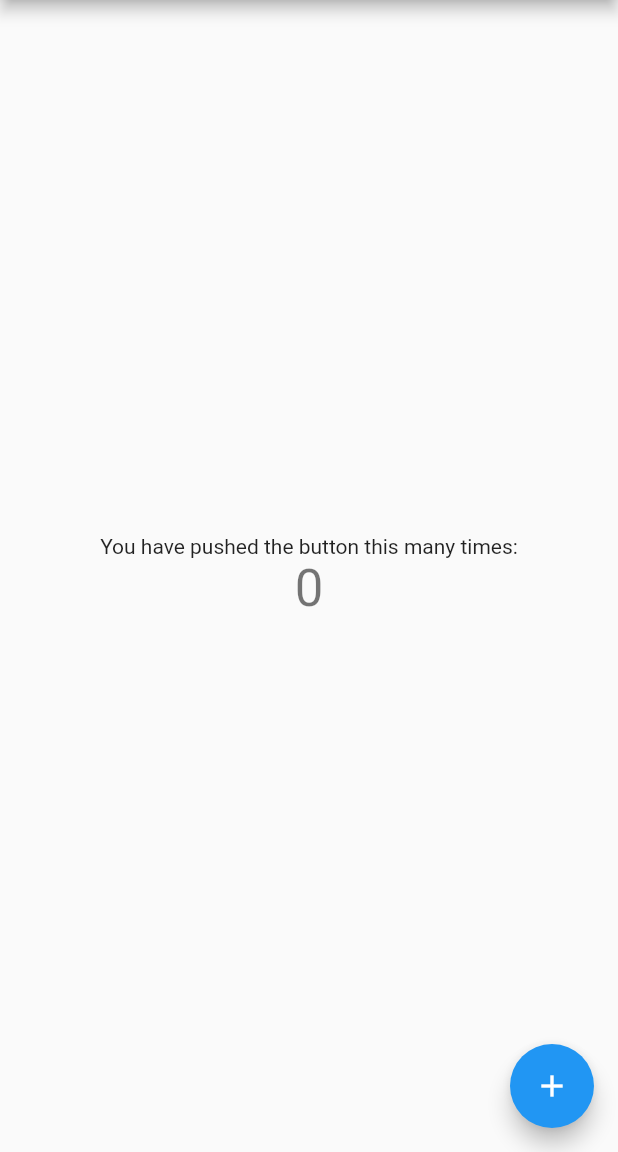
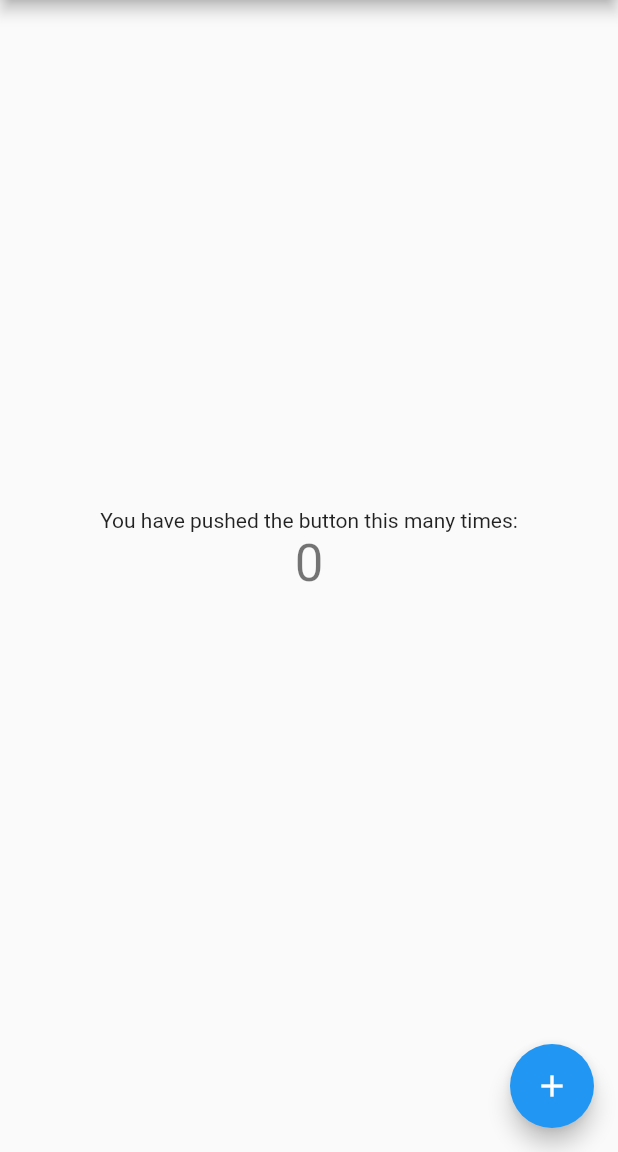
Before and after one commit to LL-ABC-4/Git-Android, a Flutter app: the screen it shows after launch, on a phone screen of 412 x 824 dp, the part 84-1236 px from its top. Run offline on Flutter 3.47's test engine with Material 2 defaults, Android fonts, the phone set to English and light mode, and no system bars.

```diff
--- a/lib/main.dart
+++ b/lib/main.dart
@@ -13,15 +13,6 @@ class MyApp extends StatelessWidget {
     return MaterialApp(
       title: 'Flutter Demo',
       theme: ThemeData(
-        // This is the theme of your application.
-        //
-        // Try running your application with "flutter run". You'll see the
-        // application has a blue toolbar. Then, without quitting the app, try
-        // changing the primarySwatch below to Colors.green and then invoke
-        // "hot reload" (press "r" in the console where you ran "flutter run",
-        // or simply save your changes to "hot reload" in a Flutter IDE).
-        // Notice that the counter didn't reset back to zero; the application
-        // is not restarted.
         primarySwatch: Colors.blue,
       ),
       home: const MyHomePage(title: 'Flutter Demo Home Page'),
@@ -31,16 +22,6 @@ class MyApp extends StatelessWidget {
 
 class MyHomePage extends StatefulWidget {
   const MyHomePage({super.key, required this.title});
-
-  // This widget is the home page of your application. It is stateful, meaning
-  // that it has a State object (defined below) that contains fields that affect
-  // how it looks.
-
-  // This class is the configuration for the state. It holds the values (in this
-  // case the title) provided by the parent (in this case the App widget) and
-  // used by the build method of the State. Fields in a Widget subclass are
-  // always marked "final".
-
   final String title;
 
   @override
@@ -52,47 +33,19 @@ class _MyHomePageState extends State<MyHomePage> {
 
   void _incrementCounter() {
     setState(() {
-      // This call to setState tells the Flutter framework that something has
-      // changed in this State, which causes it to rerun the build method below
-      // so that the display can reflect the updated values. If we changed
-      // _counter without calling setState(), then the build method would not be
-      // called again, and so nothing would appear to happen.
       _counter +=2;
     });
   }
 
   @override
   Widget build(BuildContext context) {
-    // This method is rerun every time setState is called, for instance as done
-    // by the _incrementCounter method above.
-    //
-    // The Flutter framework has been optimized to make rerunning build methods
-    // fast, so that you can just rebuild anything that needs updating rather
-    // than having to individually change instances of widgets.
+
     return Scaffold(
       appBar: AppBar(
-        // Here we take the value from the MyHomePage object that was created by
-        // the App.build method, and use it to set our appbar title.
         title: Text(widget.title),
       ),
       body: Center(
-        // Center is a layout widget. It takes a single child and positions it
-        // in the middle of the parent.
         child: Column(
-          // Column is also a layout widget. It takes a list of children and
-          // arranges them vertically. By default, it sizes itself to fit its
-          // children horizontally, and tries to be as tall as its parent.
-          //
-          // Invoke "debug painting" (press "p" in the console, choose the
-          // "Toggle Debug Paint" action from the Flutter Inspector in Android
-          // Studio, or the "Toggle Debug Paint" command in Visual Studio Code)
-          // to see the wireframe for each widget.
-          //
-          // Column has various properties to control how it sizes itself and
-          // how it positions its children. Here we use mainAxisAlignment to
-          // center the children vertically; the main axis here is the vertical
-          // axis because Columns are vertical (the cross axis would be
-          // horizontal).
           mainAxisAlignment: MainAxisAlignment.center,
           children: <Widget>[
             const Text(
@@ -102,6 +55,7 @@ class _MyHomePageState extends State<MyHomePage> {
               '$_counter',
               style: Theme.of(context).textTheme.headlineMedium,
             ),
+            const SizedBox(height: 34), // 여백 추가
           ],
         ),
       ),
```
